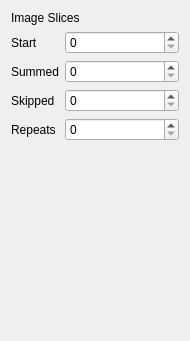
Before: the Qt Designer form qceplib-base/qcepimageslicegraphcontrols.ui in guyjennings/qxrd, drawn with Qt 5.
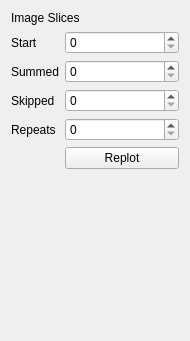
After: the same form once the commit is applied.

Patch:
```diff
--- a/qceplib-base/qcepimageslicegraphcontrols.ui
+++ b/qceplib-base/qcepimageslicegraphcontrols.ui
@@ -61,7 +61,7 @@
    <item row="4" column="1">
     <widget class="QSpinBox" name="m_SliceRepeats"/>
    </item>
-   <item row="5" column="0" colspan="2">
+   <item row="6" column="0" colspan="2">
     <spacer name="verticalSpacer">
      <property name="orientation">
       <enum>Qt::Vertical</enum>
@@ -74,6 +74,13 @@
      </property>
     </spacer>
    </item>
+   <item row="5" column="1">
+    <widget class="QPushButton" name="m_ReplotButton">
+     <property name="text">
+      <string>Replot</string>
+     </property>
+    </widget>
+   </item>
   </layout>
  </widget>
  <resources/>
```
